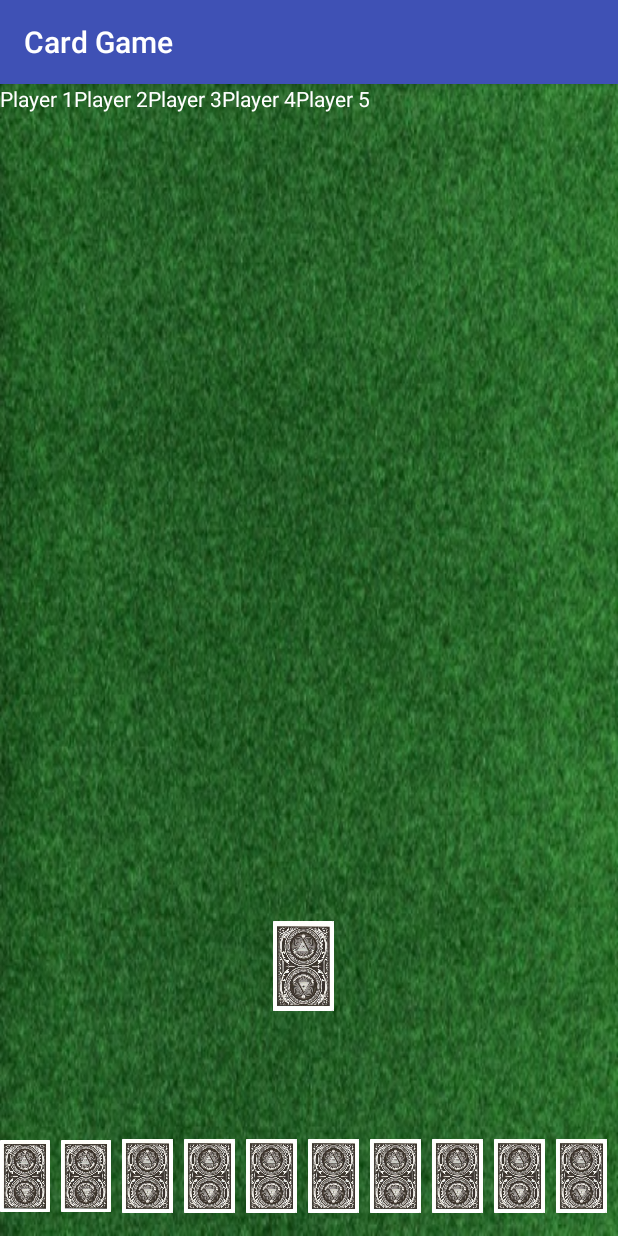
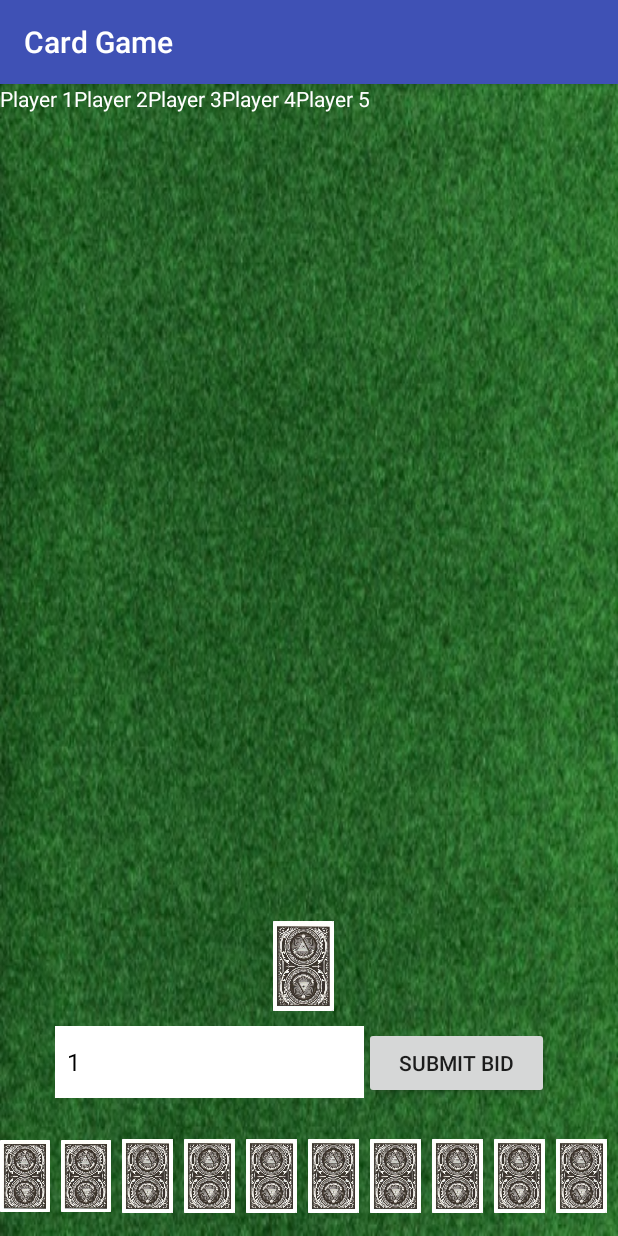
Before and after one commit to itderrickh/CardGame, an Android app: the screen it shows after launch (MainActivity), on a phone screen of 412 x 824 dp. Run offline under Robolectric (Android 15) with nearby library versions, the phone set to English and light mode, and no system bars; 2 statements that could not run were skipped.

Commit message:
Added a bidding area
Added a bidding area.

```diff
--- a/app/src/main/java/com/itderrickh/cardgame/MainActivity.java
+++ b/app/src/main/java/com/itderrickh/cardgame/MainActivity.java
@@ -3,6 +3,8 @@ package com.itderrickh.cardgame;
 import android.content.Context;
 import android.content.res.Configuration;
 import android.net.Uri;
+import android.app.FragmentManager;
+import android.app.FragmentTransaction;
 import android.support.v7.app.AppCompatActivity;
 import android.os.Bundle;
 import android.view.LayoutInflater;
@@ -15,6 +17,7 @@ import android.widget.EditText;
 import android.widget.ListView;
 import android.widget.TextView;
 
+import com.itderrickh.cardgame.fragments.BiddingFragment;
 import com.itderrickh.cardgame.fragments.TableFragment;
 
 import java.util.ArrayList;
@@ -57,6 +60,12 @@ public class MainActivity extends AppCompatActivity implements TableFragment.OnF
             setContentView(R.layout.activity_main);
         }
 
+        FragmentManager fragmentManager = getFragmentManager();
+        FragmentTransaction fragmentTransaction = fragmentManager.beginTransaction();
+        BiddingFragment bidding = new BiddingFragment();
+        fragmentTransaction.replace(R.id.playingArea, bidding, "BIDDING");
+        fragmentTransaction.commit();
+
         getWindow().setSoftInputMode(WindowManager.LayoutParams.SOFT_INPUT_STATE_HIDDEN);
 
     }
--- /dev/null
+++ b/app/src/main/java/com/itderrickh/cardgame/fragments/BiddingFragment.java
@@ -0,0 +1,64 @@
+package com.itderrickh.cardgame.fragments;
+
+import android.app.Fragment;
+import android.database.DataSetObserver;
+import android.os.Bundle;
+import android.view.LayoutInflater;
+import android.view.View;
+import android.view.ViewGroup;
+import android.widget.ArrayAdapter;
+import android.widget.Button;
+import android.widget.Spinner;
+
+import com.itderrickh.cardgame.R;
+
+public class BiddingFragment extends Fragment implements View.OnClickListener {
+    public BiddingFragment() { }
+
+    public static BiddingFragment newInstance() {
+        BiddingFragment fragment = new BiddingFragment();
+        Bundle args = new Bundle();
+        fragment.setArguments(args);
+        return fragment;
+    }
+
+    @Override
+    public void onCreate(Bundle savedInstanceState) {
+        super.onCreate(savedInstanceState);
+    }
+
+    @Override
+    public View onCreateView(LayoutInflater inflater, ViewGroup container,
+                             Bundle savedInstanceState) {
+        // Inflate the layout for this fragment
+        View view = inflater.inflate(R.layout.fragment_bidding, container, false);
+        return view;
+    }
+
+    @Override
+    public void onStart() {
+        super.onStart();
+
+        final Integer[] values = {1,2,3,4,5,6,7,8,9,10};
+        ArrayAdapter<Integer> adapter = new ArrayAdapter<Integer>(getActivity(), R.layout.support_simple_spinner_dropdown_item, values);
+        Spinner spinner = (Spinner) getView().findViewById(R.id.biddingSpinner);
+        Button submitBid = (Button) getView().findViewById(R.id.submitBid);
+        spinner.setAdapter(adapter);
+
+        submitBid.setOnClickListener(this);
+    }
+
+    @Override
+    public void onActivityCreated(Bundle savedInstanceState) {
+        super.onActivityCreated(savedInstanceState);
+
+        //Load or initialize datas
+    }
+
+    @Override
+    public void onSaveInstanceState(Bundle outState) {
+        super.onSaveInstanceState(outState);
+
+        //Save the state of the game here, in the future labs we will actually use this
+    }
+}
--- /dev/null
+++ b/app/src/main/res/layout/fragment_bidding.xml
@@ -0,0 +1,20 @@
+<LinearLayout xmlns:android="http://schemas.android.com/apk/res/android"
+    xmlns:tools="http://schemas.android.com/tools"
+    android:layout_width="match_parent"
+    android:layout_height="match_parent"
+    android:orientation="horizontal"
+    android:weightSum="10"
+    tools:context="com.itderrickh.cardgame.fragments.BiddingFragment">
+    <Spinner
+        android:layout_width="0dp"
+        android:layout_height="wrap_content"
+        android:layout_weight="5"
+        android:id="@+id/biddingSpinner"
+        android:background="@color/colorWhite"/>
+    <Button
+        android:layout_width="0dp"
+        android:layout_weight="3"
+        android:layout_height="wrap_content"
+        android:id="@+id/submitBid"
+        android:text="Submit Bid"/>
+</LinearLayout>
```
